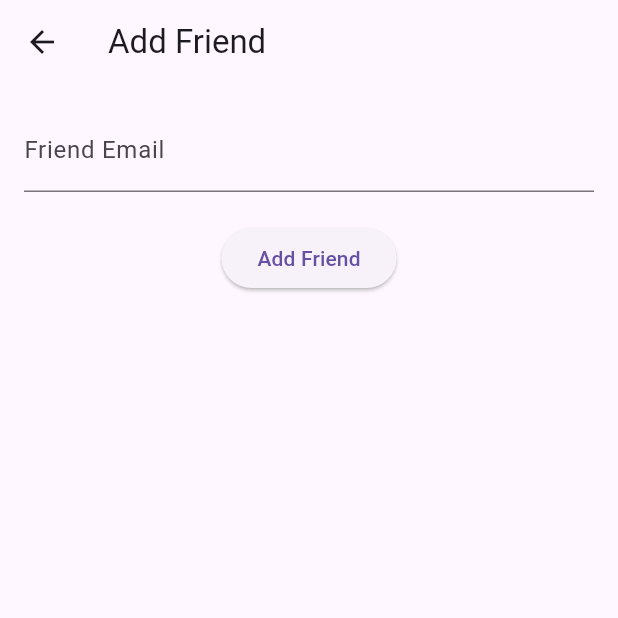
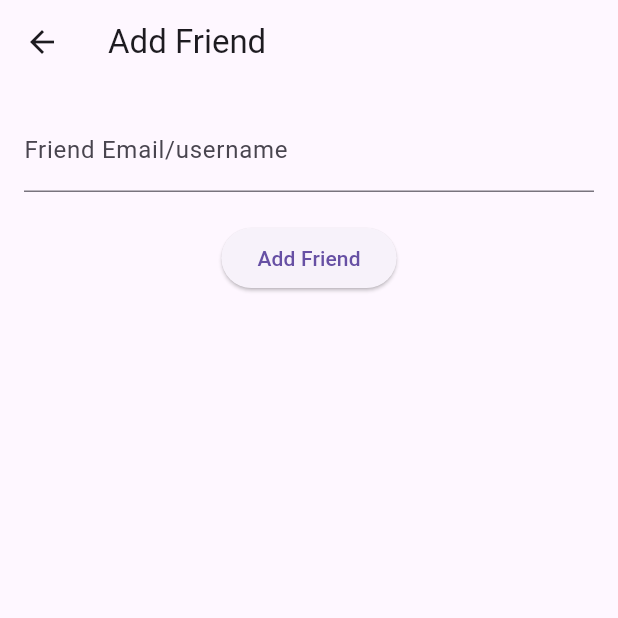
Before and after one commit to th3bill1/splitbill, a Flutter app: the HomeScreen screen opened directly, item 2 of the bottom bar chosen, after a tap on the "add" icon, on a phone screen of 412 x 824 dp, the top half of it. Run offline on Flutter 3.47's test engine with Material 3 defaults, Android fonts, the phone set to English and light mode, and no system bars; our stand-ins replace cloud_firestore, firebase_auth, firebase_core, flutter_riverpod, image_picker; accounts and stored records are empty.

Commit message:
I finally get to have some friends! Friends invitations and notifications work properly.

```diff
--- /dev/null
+++ b/lib/screens/add_friend_screen.dart
@@ -0,0 +1,66 @@
+import 'package:flutter/material.dart';
+import 'package:flutter_riverpod/flutter_riverpod.dart';
+import '../providers/user_provider.dart';
+
+class AddFriendScreen extends ConsumerStatefulWidget {
+  const AddFriendScreen({super.key});
+
+  @override
+  _AddFriendScreenState createState() => _AddFriendScreenState();
+}
+
+class _AddFriendScreenState extends ConsumerState<AddFriendScreen> {
+  final _formKey = GlobalKey<FormState>();
+  final _friendnameController = TextEditingController();
+
+  @override
+  Widget build(BuildContext context) {
+    return Scaffold(
+      appBar: AppBar(
+        title: const Text('Add Friend'),
+      ),
+      body: Padding(
+        padding: const EdgeInsets.all(16.0),
+        child: Form(
+          key: _formKey,
+          child: Column(
+            children: <Widget>[
+              TextFormField(
+                controller: _friendnameController,
+                decoration:
+                    const InputDecoration(labelText: 'Friend Email/username'),
+                validator: (value) {
+                  if (value == null || value.isEmpty) {
+                    return 'Please enter an email';
+                  }
+                  return null;
+                },
+              ),
+              const SizedBox(height: 20),
+              ElevatedButton(
+                onPressed: () async {
+                  if (_formKey.currentState!.validate()) {
+                    try {
+                      await ref
+                          .read(userProvider.notifier)
+                          .sendFriendInvitation(_friendnameController.text);
+                      Navigator.pop(context);
+                      ScaffoldMessenger.of(context).showSnackBar(
+                        const SnackBar(content: Text('Invitation sent')),
+                      );
+                    } catch (e) {
+                      ScaffoldMessenger.of(context).showSnackBar(
+                        const SnackBar(content: Text('Friend not found')),
+                      );
+                    }
+                  }
+                },
+                child: const Text('Add Friend'),
+              ),
+            ],
+          ),
+        ),
+      ),
+    );
+  }
+}
--- a/lib/screens/friend_list_screen.dart
+++ b/lib/screens/friend_list_screen.dart
@@ -1,7 +1,11 @@
 import 'package:flutter/material.dart';
 import 'package:flutter_riverpod/flutter_riverpod.dart';
 import '../models/user.dart';
+import '../models/friend_invitation.dart';
 import '../providers/user_provider.dart';
+import 'package:splitbill/widgets/badge.dart' as custom_badge;
+import 'package:splitbill/screens/firend_invitations_screen.dart';
+import 'package:splitbill/screens/add_friend_screen.dart';
 
 class FriendListScreen extends ConsumerWidget {
   const FriendListScreen({super.key});
@@ -12,11 +16,35 @@ class FriendListScreen extends ConsumerWidget {
     final friends = user != null
         ? ref.watch(friendListProvider(user.id))
         : const AsyncValue<List<User>>.loading();
+    final invitations = user != null
+        ? ref.watch(friendInvitationsProvider(user.id))
+        : const AsyncValue<List<FriendInvitation>>.loading();
 
     return Scaffold(
       appBar: AppBar(
         title: const Text('Friend List'),
         actions: [
+          invitations.when(
+            data: (invitations) => invitations.isNotEmpty
+                ? IconButton(
+                    icon: custom_badge.Badge(
+                      value: invitations.length.toString(),
+                      child: const Icon(Icons.people_rounded),
+                    ),
+                    onPressed: () {
+                      Navigator.push(
+                        context,
+                        MaterialPageRoute(
+                          builder: (context) =>
+                              FriendInvitationsScreen(userId: user!.id),
+                        ),
+                      );
+                    },
+                  )
+                : Container(),
+            loading: () => Container(),
+            error: (error, stack) => Container(),
+          ),
           IconButton(
             icon: const Icon(Icons.add),
             onPressed: () {
@@ -37,6 +65,15 @@ class FriendListScreen extends ConsumerWidget {
             return ListTile(
               title: Text(friend.name),
               subtitle: Text(friend.email),
+              trailing: IconButton(
+                icon: const Icon(Icons.delete),
+                onPressed: () async {
+                  await ref.read(userProvider.notifier).removeFriend(friend.id);
+                  ScaffoldMessenger.of(context).showSnackBar(
+                    const SnackBar(content: Text('Friend removed')),
+                  );
+                },
+              ),
             );
           },
         ),
@@ -47,68 +84,3 @@ class FriendListScreen extends ConsumerWidget {
     );
   }
 }
-
-class AddFriendScreen extends ConsumerStatefulWidget {
-  const AddFriendScreen({super.key});
-
-  @override
-  _AddFriendScreenState createState() => _AddFriendScreenState();
-}
-
-class _AddFriendScreenState extends ConsumerState<AddFriendScreen> {
-  final _formKey = GlobalKey<FormState>();
-  final _emailController = TextEditingController();
-
-  @override
-  Widget build(BuildContext context) {
-    return Scaffold(
-      appBar: AppBar(
-        title: const Text('Add Friend'),
-      ),
-      body: Padding(
-        padding: const EdgeInsets.all(16.0),
-        child: Form(
-          key: _formKey,
-          child: Column(
-            children: <Widget>[
-              TextFormField(
-                controller: _emailController,
-                decoration: const InputDecoration(labelText: 'Friend Email'),
-                validator: (value) {
-                  if (value == null || value.isEmpty) {
-                    return 'Please enter an email';
-                  }
-                  return null;
-                },
-              ),
-              const SizedBox(height: 20),
-              ElevatedButton(
-                onPressed: () async {
-                  if (_formKey.currentState!.validate()) {
-                    final userId = ref.watch(userProvider)?.id;
-                    if (userId != null) {
-                      final friend = await ref
-                          .read(firestoreServiceProvider)
-                          .getUserByEmail(_emailController.text);
-                      if (friend != null) {
-                        await ref
-                            .read(userProvider.notifier)
-                            .addFriend(friend.id);
-                        Navigator.pop(context);
-                      } else {
-                        ScaffoldMessenger.of(context).showSnackBar(
-                          const SnackBar(content: Text('Friend not found')),
-                        );
-                      }
-                    }
-                  }
-                },
-                child: const Text('Add Friend'),
-              ),
-            ],
-          ),
-        ),
-      ),
-    );
-  }
-}
--- a/lib/screens/home_screen.dart
+++ b/lib/screens/home_screen.dart
@@ -7,6 +7,9 @@ import 'package:splitbill/screens/account_screen.dart';
 import 'package:splitbill/screens/login_screen.dart';
 import '../providers/auth_provider.dart';
 import 'package:splitbill/screens/notifications_screen.dart';
+import '../models/friend_invitation.dart';
+import '../providers/user_provider.dart';
+import 'package:splitbill/widgets/badge.dart' as custom_badge;
 
 class HomeScreen extends ConsumerStatefulWidget {
   const HomeScreen({super.key});
@@ -34,6 +37,9 @@ class _HomeScreenState extends ConsumerState<HomeScreen> {
   @override
   Widget build(BuildContext context) {
     final user = ref.watch(authProvider);
+    final invitations = user != null
+        ? ref.watch(friendInvitationsProvider(user.uid))
+        : const AsyncValue<List<FriendInvitation>>.loading();
 
     if (user == null) {
       return const LoginScreen();
@@ -43,8 +49,12 @@ class _HomeScreenState extends ConsumerState<HomeScreen> {
       appBar: AppBar(
         title: const Text('Bill Splitter'),
         actions: [
-          IconButton(
-            icon: const Icon(Icons.notifications),
+          invitations.when(
+            data: (invitations) => IconButton(
+              icon: custom_badge.Badge(
+                value: invitations.length.toString(),
+                child: const Icon(Icons.notifications),
+              ),
               onPressed: () {
                 Navigator.push(
                   context,
@@ -52,6 +62,15 @@ class _HomeScreenState extends ConsumerState<HomeScreen> {
                       builder: (context) => const NotificationsScreen()),
                 );
               },
+            ),
+            loading: () => IconButton(
+              icon: const Icon(Icons.notifications),
+              onPressed: () {},
+            ),
+            error: (error, stack) => IconButton(
+              icon: const Icon(Icons.notifications),
+              onPressed: () {},
+            ),
           ),
         ],
       ),
--- /dev/null
+++ b/lib/widgets/badge.dart
@@ -0,0 +1,47 @@
+import 'package:flutter/material.dart';
+
+class Badge extends StatelessWidget {
+  final Widget child;
+  final String value;
+  final Color color;
+
+  const Badge({
+    Key? key,
+    required this.child,
+    required this.value,
+    this.color = Colors.red,
+  }) : super(key: key);
+
+  @override
+  Widget build(BuildContext context) {
+    return Stack(
+      alignment: Alignment.center,
+      children: [
+        child,
+        Positioned(
+          right: 0,
+          top: 0,
+          child: Container(
+            padding: const EdgeInsets.all(1),
+            decoration: BoxDecoration(
+              color: color,
+              borderRadius: BorderRadius.circular(6),
+            ),
+            constraints: const BoxConstraints(
+              minWidth: 12,
+              minHeight: 12,
+            ),
+            child: Text(
+              value,
+              style: const TextStyle(
+                color: Colors.white,
+                fontSize: 8,
+              ),
+              textAlign: TextAlign.center,
+            ),
+          ),
+        )
+      ],
+    );
+  }
+}
```
Also changed, not shown: lib/models/friend_invitation.dart (added, +27 -0 lines), lib/providers/user_provider.dart (+54 -1 lines), lib/screens/firend_invitations_screen.dart (added, +74 -0 lines), lib/screens/notifications_screen.dart (+59 -4 lines), lib/services/firestore_service.dart (+71 -2 lines). Lines whose indentation alone changed are shown as unchanged.
